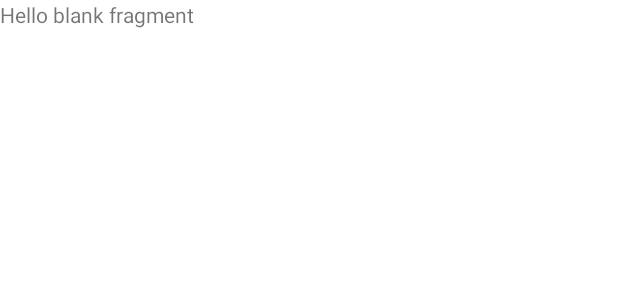
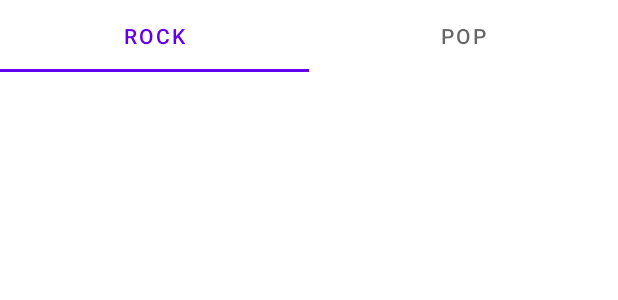
Before and after one commit to oriolholguint/MADUProject, an Android app: the layout fragment_ranking.xml on its own in the app's theme, with its tools: preview values and no code run, on a phone screen of 412 x 824 dp. Shown: the top 300 px of the screen. Run offline under Robolectric (Android 15) with nearby library versions, the phone set to English and light mode, and no system bars.

Commit message:
ranking first update

```diff
--- a/MADUAndroid/app/src/main/java/com/example/madu_project/FragmentRanking.java
+++ b/MADUAndroid/app/src/main/java/com/example/madu_project/FragmentRanking.java
@@ -8,10 +8,13 @@ import android.view.LayoutInflater;
 import android.view.View;
 import android.view.ViewGroup;
 
+import com.google.android.material.tabs.TabLayout;
+
 
 public class FragmentRanking extends Fragment {
 
     View view;
+    MainActivity ma;
 
     @Override
     public View onCreateView(LayoutInflater inflater, ViewGroup container,
@@ -20,7 +23,11 @@ public class FragmentRanking extends Fragment {
         view = inflater.inflate(R.layout.fragment_ranking, container, false);
 
         //Inicializar variables, Arrays, GridViews,... y metodos
+        TabLayout tl = view.findViewById(R.id.tablayoutranking);
+        this.ma = (MainActivity) getActivity();
+        for ( Genero : this.ma.generos) {
 
+        }
 
         return view;
     }
--- a/MADUAndroid/app/src/main/res/layout/fragment_ranking.xml
+++ b/MADUAndroid/app/src/main/res/layout/fragment_ranking.xml
@@ -10,5 +10,19 @@
         android:layout_width="match_parent"
         android:layout_height="match_parent"
         android:text="@string/hello_blank_fragment" />
+    <com.google.android.material.tabs.TabLayout
+        android:id="@+id/tablayoutranking"
+        android:layout_height="wrap_content"
+        android:layout_width="match_parent">
 
+        <com.google.android.material.tabs.TabItem
+            android:text="Rock"
+            android:layout_width="match_parent"
+            android:layout_height="match_parent"/>
+
+        <com.google.android.material.tabs.TabItem
+            android:text="Pop" android:layout_width="match_parent"
+            android:layout_height="match_parent"/>
+
+    </com.google.android.material.tabs.TabLayout>
 </FrameLayout>
```
